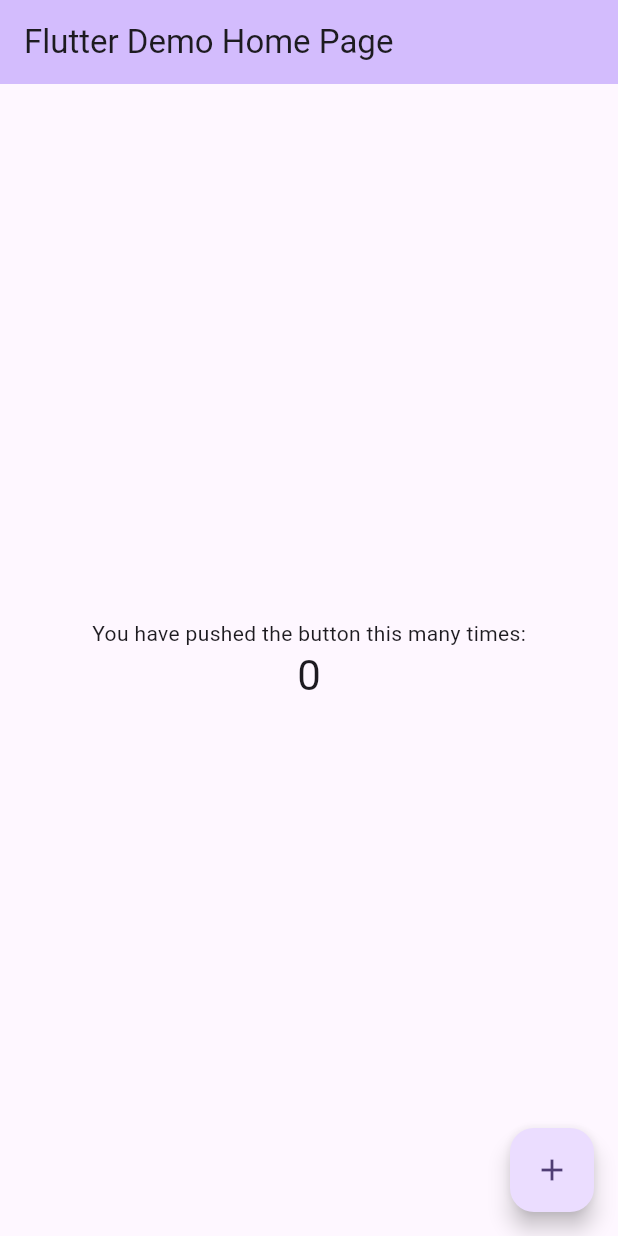
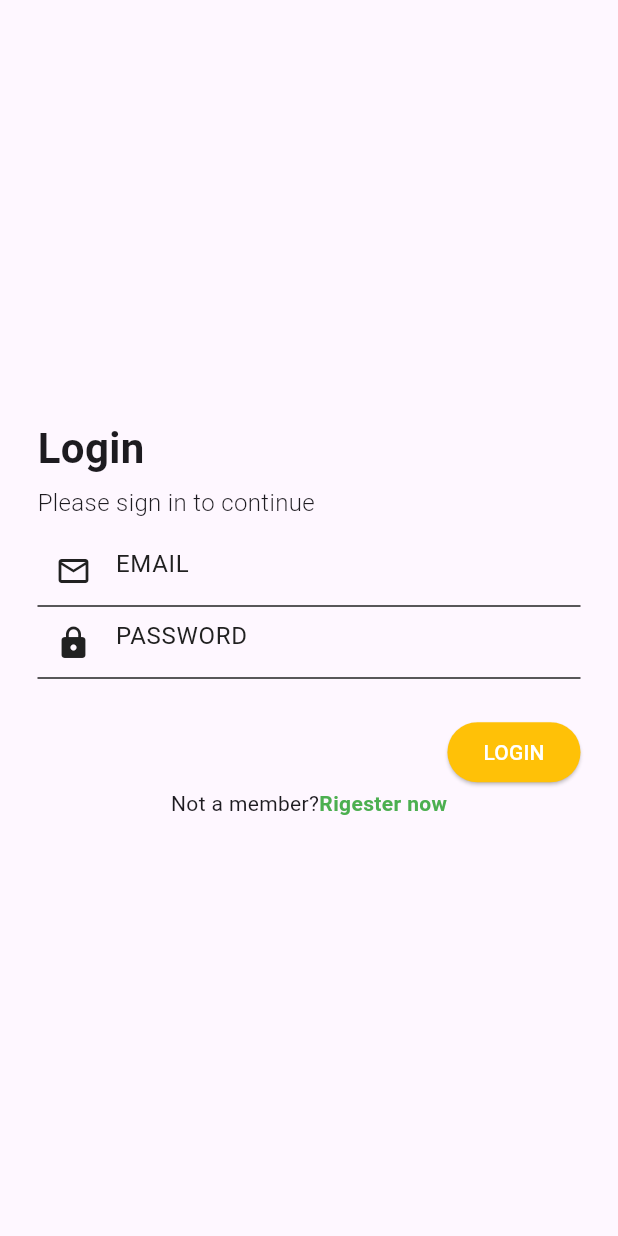
Before and after one commit to dench1k1ng/food_save, a Flutter app: the screen it shows after launch, on a phone screen of 412 x 824 dp. Run offline on Flutter 3.47's test engine with Material 3 defaults, Android fonts, the phone set to English and light mode, and no system bars; our stand-ins replace firebase_auth, firebase_core; accounts and stored records are empty.

Commit message:
start to add firebase

```diff
--- /dev/null
+++ b/lib/auth/auth_service.dart
@@ -0,0 +1,16 @@
+import 'package:firebase_auth/firebase_auth.dart';
+
+class AuthService {
+    final FirebaseAuth auth = FirebaseAuth.instance;
+
+    //sign in
+  Future<UserCredential> signInWithEmailPassword(String email, password) async {
+    try {
+      UserCredential userCredential = await auth.signInWithEmailAndPassword(email: email, password: password);
+      return userCredential;
+    } on FirebaseAuthException catch (e) {
+      throw Exception(e.code);
+    }
+  }
+
+}
--- /dev/null
+++ b/lib/auth/login_or_register.dart
@@ -0,0 +1,28 @@
+import 'package:flutter/material.dart';
+import 'package:food_save/pages/login_page.dart';
+import 'package:food_save/pages/register_page.dart';
+
+class LoginOrRegister extends StatefulWidget {
+  const LoginOrRegister({super.key});
+
+  @override
+  State<LoginOrRegister> createState() => _LoginOrRegisterState();
+}
+
+class _LoginOrRegisterState extends State<LoginOrRegister> {
+  bool showLoginPage = true;
+
+  void togglePages() {
+    setState(() {
+      showLoginPage = !showLoginPage;
+    });
+  }
+  @override
+  Widget build(BuildContext context) {
+    if (showLoginPage) {
+      return LoginPage(onTap: togglePages);
+    } else {
+      return RegisterPage(onTap: togglePages);
+    }
+  }
+}
--- /dev/null
+++ b/lib/component/my_button.dart
@@ -0,0 +1,24 @@
+import 'package:flutter/material.dart';
+
+class MyButton extends StatelessWidget {
+  final String text;
+  final void Function()? onPressed;
+  const MyButton({super.key, required this.text, required this.onPressed,});
+
+  @override
+  Widget build(BuildContext context) {
+    return Row(
+      mainAxisAlignment: MainAxisAlignment.end,
+      children: [
+        ElevatedButton(
+          style: ElevatedButton.styleFrom(
+            backgroundColor: Colors.amber,
+            foregroundColor: Colors.white,
+          ),
+          onPressed: onPressed,
+          child: Text(text),
+        ),
+      ],
+    );
+  }
+}
--- /dev/null
+++ b/lib/component/my_textfield.dart
@@ -0,0 +1,35 @@
+import 'package:flutter/material.dart';
+
+class MyTextfield extends StatelessWidget {
+  final String hintText;
+  final Icon icon;
+  final TextEditingController controller;
+  final bool obsecureText;
+  const MyTextfield({super.key, required this.hintText, required this.icon, required this.controller, required this.obsecureText,});
+
+  @override
+  Widget build(BuildContext context) {
+    return TextField(
+      controller: controller,
+      obscureText: obsecureText,
+      decoration: InputDecoration(
+        hintText: hintText,
+        hintStyle: TextStyle(
+          color: Colors.grey.shade900,
+        ),
+        prefixIcon: icon,
+        prefixIconColor: Colors.grey.shade900,
+        enabledBorder: UnderlineInputBorder(
+          borderSide: BorderSide(
+            color: Colors.grey.shade900,
+          ),
+        ),
+        focusedBorder: UnderlineInputBorder(
+          borderSide: BorderSide(
+            color: Colors.grey.shade900,
+          ),
+        ),
+      ),
+    );
+  }
+}
--- a/lib/main.dart
+++ b/lib/main.dart
@@ -1,125 +1,25 @@
+import 'package:firebase_core/firebase_core.dart';
 import 'package:flutter/material.dart';
+import 'package:food_save/auth/login_or_register.dart';
+import 'package:food_save/pages/login_page.dart';
+import 'package:food_save/pages/register_page.dart';
+import 'firebase_options.dart';
 
-void main() {
+void main() async {
+  WidgetsFlutterBinding.ensureInitialized();
+  await Firebase.initializeApp(
+    options: DefaultFirebaseOptions.currentPlatform,
+  );
   runApp(const MyApp());
 }
 
 class MyApp extends StatelessWidget {
   const MyApp({super.key});
-
-  // This widget is the root of your application.
   @override
   Widget build(BuildContext context) {
-    return MaterialApp(
-      title: 'Flutter Demo',
-      theme: ThemeData(
-        // This is the theme of your application.
-        //
-        // TRY THIS: Try running your application with "flutter run". You'll see
-        // the application has a purple toolbar. Then, without quitting the app,
-        // try changing the seedColor in the colorScheme below to Colors.green
-        // and then invoke "hot reload" (save your changes or press the "hot
-        // reload" button in a Flutter-supported IDE, or press "r" if you used
-        // the command line to start the app).
-        //
-        // Notice that the counter didn't reset back to zero; the application
-        // state is not lost during the reload. To reset the state, use hot
-        // restart instead.
-        //
-        // This works for code too, not just values: Most code changes can be
-        // tested with just a hot reload.
-        colorScheme: ColorScheme.fromSeed(seedColor: Colors.deepPurple),
-        useMaterial3: true,
-      ),
-      home: const MyHomePage(title: 'Flutter Demo Home Page'),
+    return const MaterialApp(
+      debugShowCheckedModeBanner: false,
+      home: LoginOrRegister(),
     );
   }
 }
-
-class MyHomePage extends StatefulWidget {
-  const MyHomePage({super.key, required this.title});
-
-  // This widget is the home page of your application. It is stateful, meaning
-  // that it has a State object (defined below) that contains fields that affect
-  // how it looks.
-
-  // This class is the configuration for the state. It holds the values (in this
-  // case the title) provided by the parent (in this case the App widget) and
-  // used by the build method of the State. Fields in a Widget subclass are
-  // always marked "final".
-
-  final String title;
-
-  @override
-  State<MyHomePage> createState() => _MyHomePageState();
-}
-
-class _MyHomePageState extends State<MyHomePage> {
-  int _counter = 0;
-
-  void _incrementCounter() {
-    setState(() {
-      // This call to setState tells the Flutter framework that something has
-      // changed in this State, which causes it to rerun the build method below
-      // so that the display can reflect the updated values. If we changed
-      // _counter without calling setState(), then the build method would not be
-      // called again, and so nothing would appear to happen.
-      _counter++;
-    });
-  }
-
-  @override
-  Widget build(BuildContext context) {
-    // This method is rerun every time setState is called, for instance as done
-    // by the _incrementCounter method above.
-    //
-    // The Flutter framework has been optimized to make rerunning build methods
-    // fast, so that you can just rebuild anything that needs updating rather
-    // than having to individually change instances of widgets.
-    return Scaffold(
-      appBar: AppBar(
-        // TRY THIS: Try changing the color here to a specific color (to
-        // Colors.amber, perhaps?) and trigger a hot reload to see the AppBar
-        // change color while the other colors stay the same.
-        backgroundColor: Theme.of(context).colorScheme.inversePrimary,
-        // Here we take the value from the MyHomePage object that was created by
-        // the App.build method, and use it to set our appbar title.
-        title: Text(widget.title),
-      ),
-      body: Center(
-        // Center is a layout widget. It takes a single child and positions it
-        // in the middle of the parent.
-        child: Column(
-          // Column is also a layout widget. It takes a list of children and
-          // arranges them vertically. By default, it sizes itself to fit its
-          // children horizontally, and tries to be as tall as its parent.
-          //
-          // Column has various properties to control how it sizes itself and
-          // how it positions its children. Here we use mainAxisAlignment to
-          // center the children vertically; the main axis here is the vertical
-          // axis because Columns are vertical (the cross axis would be
-          // horizontal).
-          //
-          // TRY THIS: Invoke "debug painting" (choose the "Toggle Debug Paint"
-          // action in the IDE, or press "p" in the console), to see the
-          // wireframe for each widget.
-          mainAxisAlignment: MainAxisAlignment.center,
-          children: <Widget>[
-            const Text(
-              'You have pushed the button this many times:',
-            ),
-            Text(
-              '$_counter',
-              style: Theme.of(context).textTheme.headlineMedium,
-            ),
-          ],
-        ),
-      ),
-      floatingActionButton: FloatingActionButton(
-        onPressed: _incrementCounter,
-        tooltip: 'Increment',
-        child: const Icon(Icons.add),
-      ), // This trailing comma makes auto-formatting nicer for build methods.
-    );
-  }
-}
--- /dev/null
+++ b/lib/pages/login_page.dart
@@ -0,0 +1,89 @@
+import 'package:flutter/material.dart';
+import 'package:food_save/auth/auth_service.dart';
+import 'package:food_save/component/my_button.dart';
+import 'package:food_save/component/my_textfield.dart';
+
+class LoginPage extends StatelessWidget {
+  final TextEditingController _emailController = TextEditingController();
+  final TextEditingController _passwordController = TextEditingController();
+  final void Function()? onTap;
+  LoginPage({super.key, required this.onTap});
+
+  void login(BuildContext context) async {
+    final authService = AuthService();
+
+    try {
+      await authService.signInWithEmailPassword(
+          _emailController.text,
+          _passwordController.text
+      );
+    } catch (e) {
+      showDialog(
+          context: context,
+          builder: ((context) => AlertDialog(
+            title: Text(e.toString()),
+      )
+      ));
+    }
+  }
+
+  @override
+  Widget build(BuildContext context) {
+    return Scaffold(
+      body: SafeArea(
+        child: Stack(
+          children: [
+            Center(
+              child: Padding(
+                padding: const EdgeInsets.symmetric(horizontal: 25.0),
+                child: Column(
+                  mainAxisAlignment: MainAxisAlignment.center,
+                  crossAxisAlignment: CrossAxisAlignment.start,
+                  children: [
+                    Text('Login', style: TextStyle(
+                      fontSize: 28,
+                      fontWeight: FontWeight.bold,
+                    ),
+                    ),
+                    SizedBox(height: 5),
+                    Text('Please sign in to continue', style: TextStyle(
+                      fontSize: 16,
+                      fontWeight: FontWeight.w300,
+                    ),
+                    ),
+                    SizedBox(height: 10),
+                    MyTextfield(
+                      hintText: "EMAIL",
+                      icon: Icon(Icons.mail_outline),
+                      controller: _emailController,
+                      obsecureText: false,
+                    ),
+                    MyTextfield(
+                      hintText: "PASSWORD",
+                      icon: Icon(Icons.lock),
+                      controller: _passwordController,
+                      obsecureText: true,
+                    ),
+                    SizedBox(height: 25,),
+                    MyButton(text: "LOGIN", onPressed: () => login(context)),
+                    Row(
+                      mainAxisAlignment: MainAxisAlignment.center,
+                      children: [
+                        Text('Not a member?'),
+                        GestureDetector(
+                          onTap: onTap,
+                          child: Text("Rigester now", style: TextStyle(fontWeight: FontWeight.bold, color: Colors.green),
+                        ),
+                        ),
+                      ],
+                    ),
+                  ],
+                ),
+              ),
+            ),
+          ],
+        ),
+      ),
+    );
+  }
+}
```
Also changed, not shown: lib/pages/register_page.dart (added, +75 -0 lines), pubspec.yaml (+4 -5 lines), firebase.json (added), images/q.jpg (added), lib/firebase_options.dart (added), package-lock.json (added), pubspec.lock, 6 other files.
